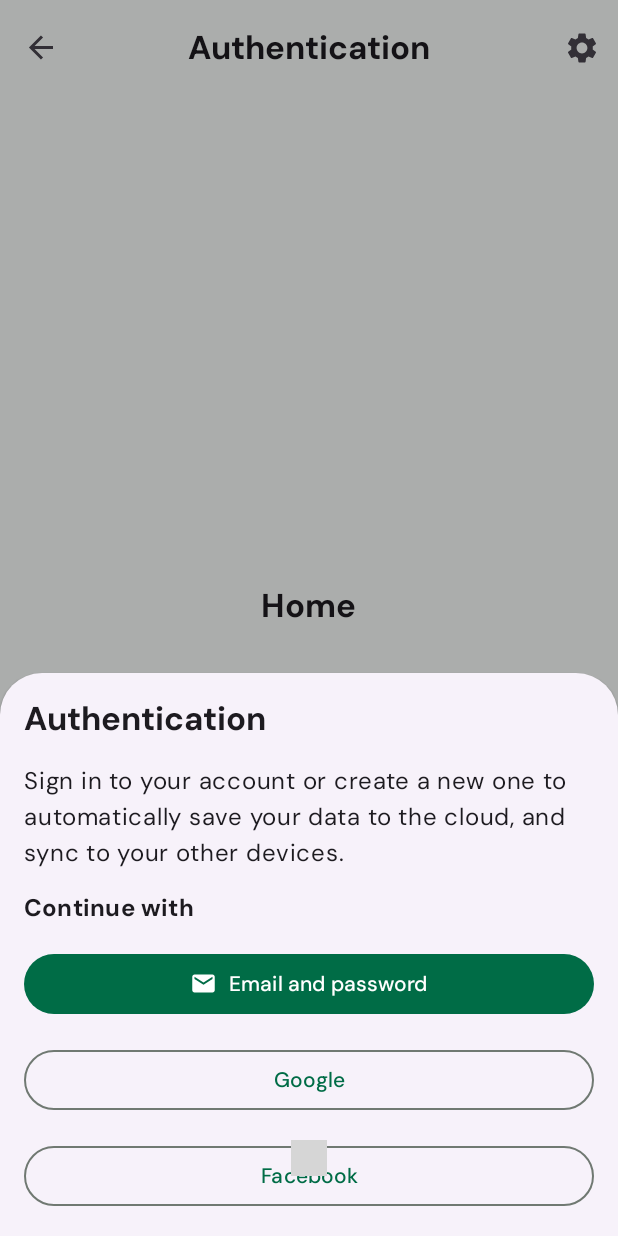
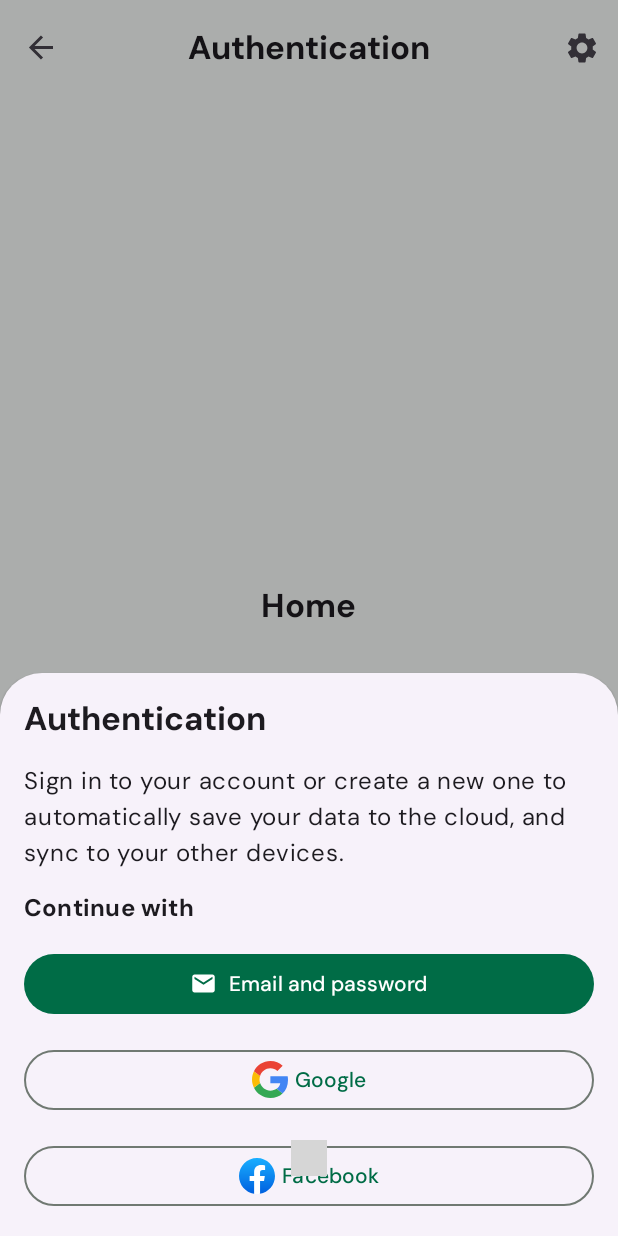
Before and after one commit to H3isenb3rg/MobileProgramming2023, an Android app: the AuthBottomSheet screen opened through its navigation route, on a phone screen of 412 x 824 dp. Run offline under Robolectric (Android 15) with nearby library versions, the phone set to English and light mode, and no system bars; our stand-ins replace navigation-ui; grey boxes are pictures that could not be loaded.

Commit message:
Adds social sign in icons

```diff
--- /dev/null
+++ b/app/src/main/res/drawable/facebook.xml
@@ -0,0 +1,27 @@
+<vector xmlns:android="http://schemas.android.com/apk/res/android"
+    xmlns:aapt="http://schemas.android.com/aapt"
+    android:width="24dp"
+    android:height="24dp"
+    android:viewportWidth="40"
+    android:viewportHeight="40">
+    <path android:pathData="M16.7,39.8C7.2,38.1 0,29.9 0,20C0,9 9,0 20,0s20,9 20,20c0,9.9 -7.2,18.1 -16.7,19.8l-1.1,-0.9h-4.4L16.7,39.8z">
+        <aapt:attr name="android:fillColor">
+            <gradient
+                android:endX="20.001"
+                android:endY="-0.008"
+                android:startX="20.001"
+                android:startY="38.608"
+                android:type="linear">
+                <item
+                    android:color="#FF0062E0"
+                    android:offset="0" />
+                <item
+                    android:color="#FF19AFFF"
+                    android:offset="1" />
+            </gradient>
+        </aapt:attr>
+    </path>
+    <path
+        android:fillColor="#FFFFFF"
+        android:pathData="M27.8,25.6l0.9,-5.6h-5.3v-3.9c0,-1.6 0.6,-2.8 3,-2.8h2.6V8.2c-1.4,-0.2 -3,-0.4 -4.4,-0.4c-4.6,0 -7.8,2.8 -7.8,7.8V20h-5v5.6h5v14.1c1.1,0.2 2.2,0.3 3.3,0.3c1.1,0 2.2,-0.1 3.3,-0.3V25.6H27.8z" />
+</vector>
--- /dev/null
+++ b/app/src/main/res/drawable/google.xml
@@ -0,0 +1,18 @@
+<vector xmlns:android="http://schemas.android.com/apk/res/android"
+    android:width="24dp"
+    android:height="24.489796dp"
+    android:viewportWidth="186.69"
+    android:viewportHeight="190.5">
+    <path
+        android:fillColor="#4285f4"
+        android:pathData="M95.25,77.93v36.89h51.26c-2.25,11.86 -9.01,21.91 -19.14,28.66l30.91,23.99c18.01,-16.63 28.4,-41.04 28.4,-70.05 0,-6.75 -0.61,-13.25 -1.73,-19.48z" />
+    <path
+        android:fillColor="#34a853"
+        android:pathData="M41.87,113.38l-6.97,5.34 -24.68,19.22h0c15.67,31.09 47.8,52.56 85.03,52.56 25.72,0 47.28,-8.49 63.04,-23.03l-30.91,-23.99c-8.49,5.72 -19.31,9.18 -32.13,9.18 -24.76,0 -45.81,-16.71 -53.34,-39.23z" />
+    <path
+        android:fillColor="#fbbc05"
+        android:pathData="M10.22,52.56c-6.49,12.81 -10.22,27.28 -10.22,42.69s3.72,29.87 10.22,42.69c0,0.09 31.69,-24.59 31.69,-24.59 -1.9,-5.72 -3.03,-11.78 -3.03,-18.1s1.13,-12.38 3.03,-18.1z" />
+    <path
+        android:fillColor="#ea4335"
+        android:pathData="M95.25,37.93c14.03,0 26.5,4.85 36.46,14.2l27.28,-27.28c-16.54,-15.41 -38.01,-24.85 -63.73,-24.85 -37.23,0 -69.36,21.39 -85.03,52.56l31.69,24.59c7.53,-22.51 28.58,-39.23 53.34,-39.23z" />
+</vector>
--- a/app/src/main/res/layout/bottom_sheet_auth.xml
+++ b/app/src/main/res/layout/bottom_sheet_auth.xml
@@ -42,6 +42,9 @@
     <Button
         android:id="@+id/btnGoogle"
         style="?attr/materialButtonOutlinedStyle"
+        app:icon="@drawable/google"
+        app:iconGravity="textStart"
+        app:iconTint="@null"
         android:layout_width="match_parent"
         android:layout_height="wrap_content"
         android:layout_marginTop="16dp"
@@ -50,6 +53,9 @@
     <Button
         android:id="@+id/btnFacebook"
         style="?attr/materialButtonOutlinedStyle"
+        app:icon="@drawable/facebook"
+        app:iconGravity="textStart"
+        app:iconTint="@null"
         android:layout_width="match_parent"
         android:layout_height="wrap_content"
         android:layout_marginTop="16dp"
```
